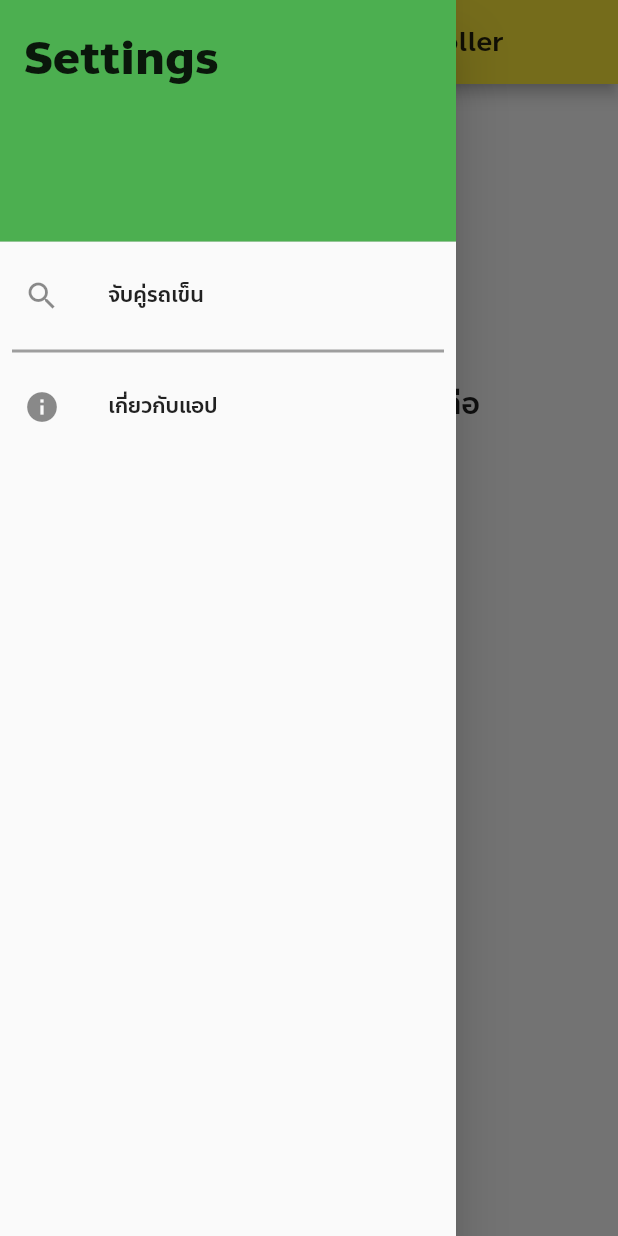
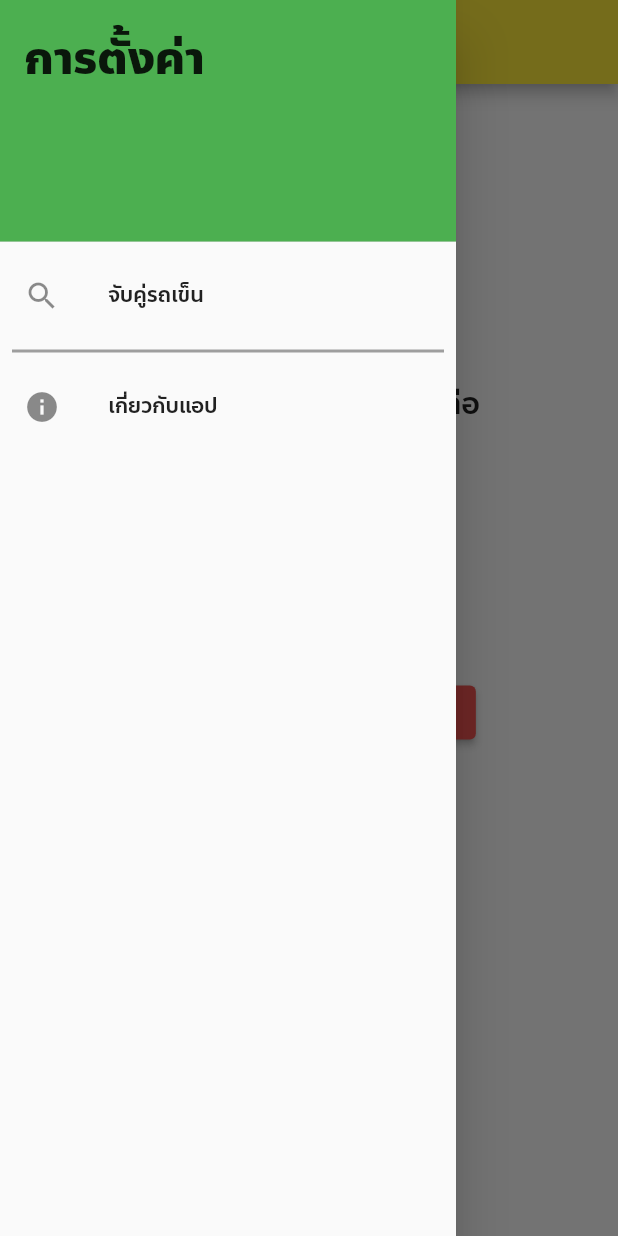
Before and after one commit to Leomotors/NSM2021-SmartWheelChair-MobileApp, a Flutter app: the screen it shows after launch, with the side drawer open, on a phone screen of 412 x 824 dp. Run offline on Flutter 3.47's test engine with Material 2 defaults, Android fonts, the phone set to English and light mode, and no system bars; our stand-ins replace package_info.

Commit message:
ui tweak

```diff
--- a/lib/main.dart
+++ b/lib/main.dart
@@ -33,15 +33,13 @@ class _MyHomePageState extends State<MyHomePage> {
   Widget build(BuildContext context) {
     return Scaffold(
       appBar: AppBar(
-        title: Center(
-          child: Text(
-            "Wheel Chair Controller",
-            style: TextStyle(fontSize: 18),
-          ),
+        title: Text(
+          "ตัวควบคุมรถเข็นไฟฟ้า",
+          style: TextStyle(fontSize: 18),
         ),
       ),
       drawer: DrawerMenu(),
-      body: WheelChairCtrl(),
+      body: WheelChairCtrlPageBody(),
     );
   }
 }
--- a/lib/screens/WheelChairCtrl.dart
+++ b/lib/screens/WheelChairCtrl.dart
@@ -1,15 +1,16 @@
 import 'package:flutter/material.dart';
 import 'package:nsm2021_smartwheelchair_mobileapp/constants/assets_path.dart';
 
-class WheelChairCtrl extends StatefulWidget {
-  const WheelChairCtrl({Key? key}) : super(key: key);
+class WheelChairCtrlPageBody extends StatefulWidget {
+  const WheelChairCtrlPageBody({Key? key}) : super(key: key);
 
   @override
-  _WheelChairCtrlState createState() => _WheelChairCtrlState();
+  _WheelChairCtrlPageBodyState createState() => _WheelChairCtrlPageBodyState();
 }
 
-class _WheelChairCtrlState extends State<WheelChairCtrl> {
-  String _status = "ไม่ได้เชื่อมต่อ";
+class _WheelChairCtrlPageBodyState extends State<WheelChairCtrlPageBody> {
+  String _statusDescribe = "ไม่ได้เชื่อมต่อ";
+  bool _paired = false;
 
   @override
   Widget build(BuildContext context) {
@@ -22,16 +23,35 @@ class _WheelChairCtrlState extends State<WheelChairCtrl> {
           ),
         ),
         Text(
-          "สถานะรถเข็น: " + _status,
+          "สถานะรถเข็น: " + _statusDescribe,
           style: TextStyle(fontSize: 20, fontWeight: FontWeight.w500),
         ),
-        ElevatedButton(
+        SizedBox(height: 20),
+        ElevatedButton.icon(
           onPressed: () {
             setState(() {
-              _status = "กดปุ่มแล้ว";
+              _paired = !_paired;
+              _statusDescribe =
+                  _paired ? "จับคู่(ทิพย์)แล้ว" : "ไม่ได้เชื่อมต่อ";
             });
           },
-          child: Text("これがปุ่มだ"),
+          icon: Icon(_paired ? Icons.link_off : Icons.link),
+          label: Text(_paired ? "หยุดเชื่อมต่อ" : "จับคู่เลย!"),
+        ),
+        ElevatedButton.icon(
+          onPressed: () {},
+          icon: Icon(Icons.power_off),
+          label: Text("ปิดระบบรถเข็น"),
+        ),
+        SizedBox(height: 50),
+        ElevatedButton.icon(
+          onPressed: () {},
+          icon: Icon(Icons.add_alert),
+          label: Text(
+            "ขอความช่วยเหลือ",
+            style: TextStyle(fontSize: 22),
+          ),
+          style: ElevatedButton.styleFrom(primary: Colors.red[400]),
         ),
       ],
     );
--- a/lib/widgets/DrawerMenu.dart
+++ b/lib/widgets/DrawerMenu.dart
@@ -31,7 +31,7 @@ class _DrawerMenuState extends State<DrawerMenu> {
       children: [
         DrawerHeader(
           child: Text(
-            "Settings",
+            "การตั้งค่า",
             style: TextStyle(
               fontSize: 30,
               fontWeight: FontWeight.bold,
```
